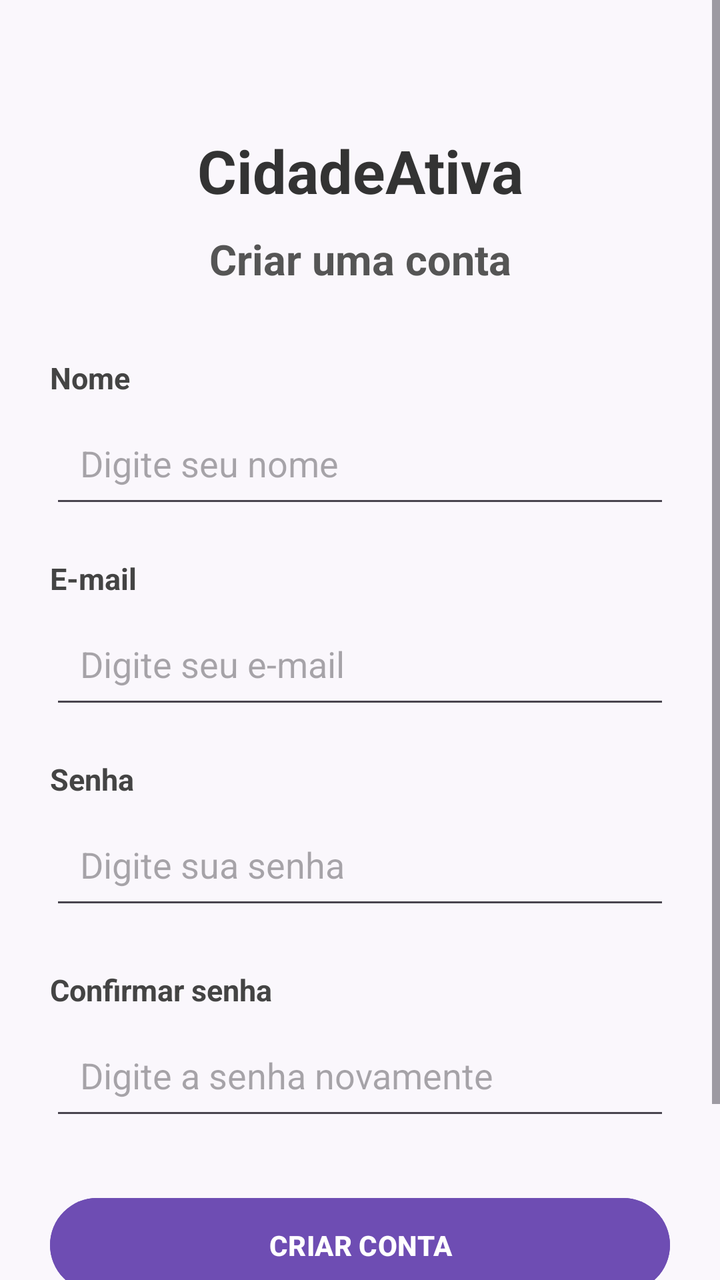
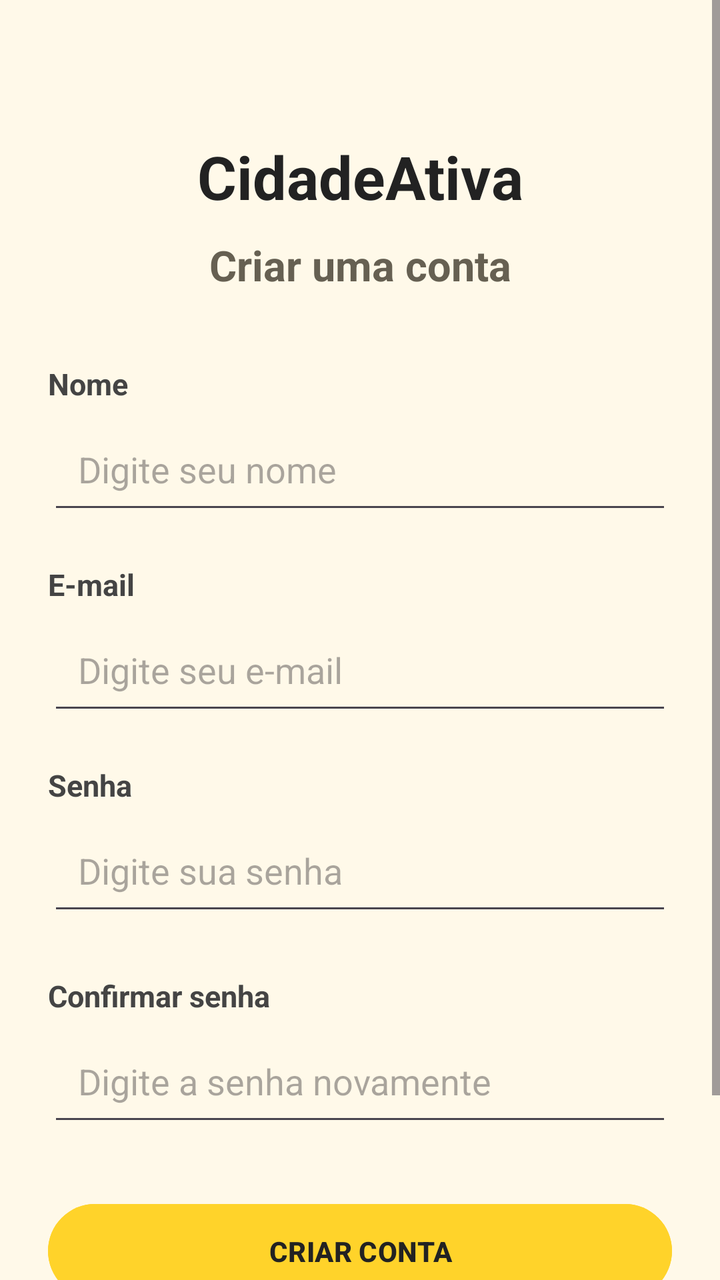

Screens rendered from an Android XML layout before and after an edit, with the pre-edit source and the edit as a unified diff.
<!-- AndroidManifest.xml: application theme Theme.CidadeAtiva -->
<!-- res/layout/activity_cadastro.xml -->
<?xml version="1.0" encoding="utf-8"?>
<ScrollView
    xmlns:android="http://schemas.android.com/apk/res/android"
    android:layout_width="match_parent"
    android:layout_height="match_parent"
    android:background="#FAF7FC">

    <LinearLayout
        android:layout_width="match_parent"
        android:layout_height="wrap_content"
        android:orientation="vertical"
        android:padding="25dp"
        android:gravity="center_horizontal">

        <TextView
            android:layout_width="match_parent"
            android:layout_height="wrap_content"
            android:text="CidadeAtiva"
            android:textSize="30sp"
            android:textStyle="bold"
            android:textColor="#333333"
            android:gravity="center"
            android:layout_marginTop="40dp"/>

        <TextView
            android:layout_width="match_parent"
            android:layout_height="wrap_content"
            android:text="Criar uma conta"
            android:textSize="21sp"
            android:textStyle="bold"
            android:textColor="#555555"
            android:gravity="center"
            android:layout_marginTop="10dp"
            android:layout_marginBottom="35dp"/>

        

        <TextView
            android:layout_width="match_parent"
            android:layout_height="wrap_content"
            android:text="Nome"
            android:textSize="15sp"
            android:textStyle="bold"
            android:textColor="#444444"/>

        <EditText
            android:id="@+id/edtNome"
            android:layout_width="match_parent"
            android:layout_height="55dp"
            android:hint="Digite seu nome"
            android:inputType="textPersonName"
            android:padding="15dp"
            android:layout_marginTop="5dp"
            android:layout_marginBottom="20dp"/>

        

        <TextView
            android:layout_width="match_parent"
            android:layout_height="wrap_content"
            android:text="E-mail"
            android:textSize="15sp"
            android:textStyle="bold"
            android:textColor="#444444"/>

        <EditText
            android:id="@+id/edtEmail"
            android:layout_width="match_parent"
            android:layout_height="55dp"
            android:hint="Digite seu e-mail"
            android:inputType="textEmailAddress"
            android:padding="15dp"
            android:layout_marginTop="5dp"
            android:layout_marginBottom="20dp"/>

        

        <TextView
            android:layout_width="match_parent"
            android:layout_height="wrap_content"
            android:text="Senha"
            android:textSize="15sp"
            android:textStyle="bold"
            android:textColor="#444444"/>

        <EditText
            android:id="@+id/edtSenha"
            android:layout_width="match_parent"
            android:layout_height="55dp"
            android:hint="Digite sua senha"
            android:inputType="textPassword"
            android:padding="15dp"
            android:layout_marginTop="5dp"
            android:layout_marginBottom="25dp"/>

        

        <TextView
            android:layout_width="match_parent"
            android:layout_height="wrap_content"
            android:text="Confirmar senha"
            android:textSize="15sp"
            android:textStyle="bold"
            android:textColor="#444444"/>

        <EditText
            android:id="@+id/edtConfirmarSenha"
            android:layout_width="match_parent"
            android:layout_height="55dp"
            android:hint="Digite a senha novamente"
            android:inputType="textPassword"
            android:padding="15dp"
            android:layout_marginTop="5dp"
            android:layout_marginBottom="30dp"/>

        

        <Button
            android:id="@+id/btnCadastrar"
            android:layout_width="match_parent"
            android:layout_height="55dp"
            android:text="CRIAR CONTA"
            android:textColor="@android:color/white"
            android:textStyle="bold"
            android:backgroundTint="#6E4DB3"/>

        

        <Button
            android:id="@+id/btnVoltar"
            android:layout_width="match_parent"
            android:layout_height="55dp"
            android:text="VOLTAR"
            android:textColor="#6E4DB3"
            android:backgroundTint="#E9E1F5"
            android:layout_marginTop="12dp"/>

    </LinearLayout>

</ScrollView>
<!-- resources referenced by this layout -->
<resources>
  <style name="Theme.CidadeAtiva" parent="Base.Theme.CidadeAtiva" />
  <style name="Base.Theme.CidadeAtiva" parent="Theme.Material3.DayNight.NoActionBar">
          
          
      </style>
</resources>

<!-- the commit's change to res/layout/activity_cadastro.xml (unified diff, before → after) -->
@@ -3,13 +3,17 @@
     xmlns:android="http://schemas.android.com/apk/res/android"
     android:layout_width="match_parent"
     android:layout_height="match_parent"
-    android:background="#FAF7FC">
+    android:background="@color/ca_background"
+    android:fillViewport="true">
 
     <LinearLayout
         android:layout_width="match_parent"
         android:layout_height="wrap_content"
         android:orientation="vertical"
-        android:padding="25dp"
+        android:paddingStart="24dp"
+        android:paddingEnd="24dp"
+        android:paddingTop="28dp"
+        android:paddingBottom="28dp"
         android:gravity="center_horizontal">
 
         <TextView
@@ -18,7 +22,7 @@
             android:text="CidadeAtiva"
             android:textSize="30sp"
             android:textStyle="bold"
-            android:textColor="#333333"
+            android:textColor="@color/ca_text"
             android:gravity="center"
             android:layout_marginTop="40dp"/>
 
@@ -28,7 +32,7 @@
             android:text="Criar uma conta"
             android:textSize="21sp"
             android:textStyle="bold"
-            android:textColor="#555555"
+            android:textColor="@color/ca_text_secondary"
             android:gravity="center"
             android:layout_marginTop="10dp"
             android:layout_marginBottom="35dp"/>
@@ -120,9 +124,10 @@
             android:layout_width="match_parent"
             android:layout_height="55dp"
             android:text="CRIAR CONTA"
-            android:textColor="@android:color/white"
             android:textStyle="bold"
-            android:backgroundTint="#6E4DB3"/>
+            android:backgroundTint="@color/ca_primary"
+            android:textColor="@color/ca_text"
+            android:stateListAnimator="@null" />
 
         
 
@@ -131,8 +136,9 @@
             android:layout_width="match_parent"
             android:layout_height="55dp"
             android:text="VOLTAR"
-            android:textColor="#6E4DB3"
-            android:backgroundTint="#E9E1F5"
+            android:textColor="@color/ca_text_secondary"
+            android:backgroundTint="#FFF0B8"
+            android:stateListAnimator="@null"
             android:layout_marginTop="12dp"/>
 
     </LinearLayout>
<!-- resource entries referenced after the edit -->
@@ -1,9 +1,20 @@
 <!-- resources referenced by this layout -->
 <resources>
+  <color name="ca_background">#FFF9E9</color>
+  <color name="ca_primary">#FFD32A</color>
+  <color name="ca_text">#222222</color>
+  <color name="ca_text_secondary">#666052</color>
   <style name="Theme.CidadeAtiva" parent="Base.Theme.CidadeAtiva" />
-  <style name="Base.Theme.CidadeAtiva" parent="Theme.Material3.DayNight.NoActionBar">
-          
-          
+  <style name="Base.Theme.CidadeAtiva" parent="Theme.Material3.Light.NoActionBar">
+          <item name="colorPrimary">@color/ca_primary</item>
+          <item name="colorOnPrimary">@color/ca_text</item>
+          <item name="colorSecondary">@color/ca_primary_dark</item>
+          <item name="android:colorAccent">@color/ca_primary_dark</item>
+          <item name="android:windowLightStatusBar">true</item>
+          <item name="android:statusBarColor">@color/ca_background</item>
+          <item name="android:navigationBarColor">@color/ca_background</item>
+          <item name="android:windowLightNavigationBar">true</item>
       </style>
+  <color name="ca_primary_dark">#B88700</color>
 </resources>
 
